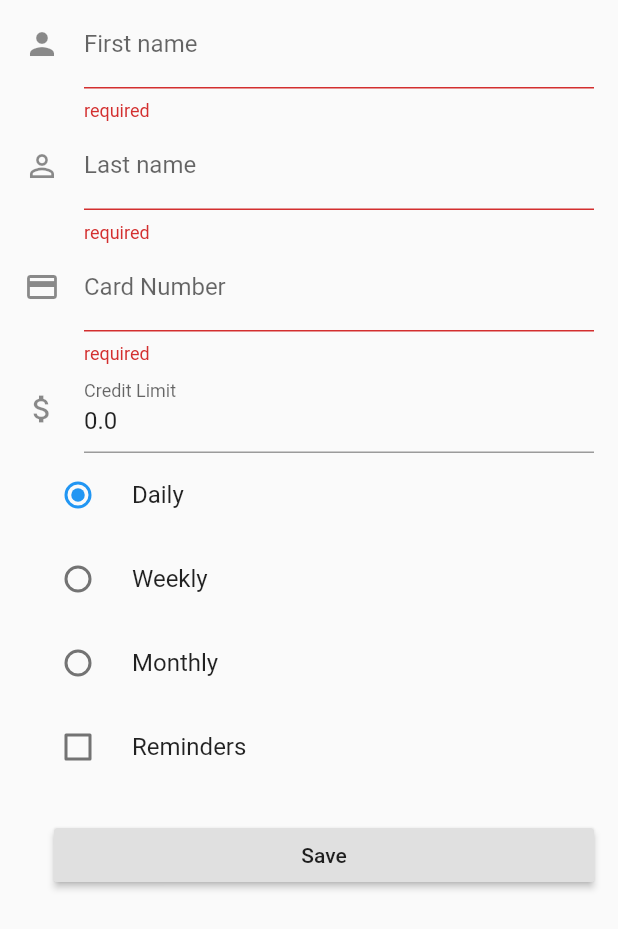
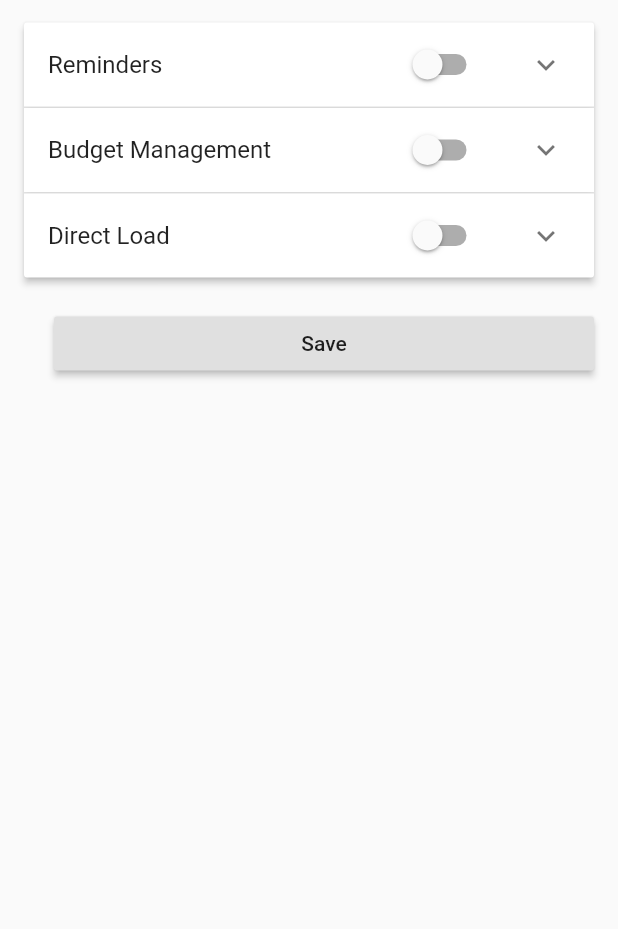
Before and after one commit to iBaryo/card-loader-app, a Flutter app: the ProfilePage widget shown alone on an empty page, opened directly with empty values, on a phone screen of 412 x 824 dp. Shown: the top 929 px of the screen. Run offline on Flutter 3.47's test engine with Material 2 defaults, Android fonts, the phone set to English and light mode, and no system bars; our stand-ins replace flutter_local_notifications, rxdart, shared_preferences; missing offline and left inert: day_selector, ioc; accounts and stored records are empty; statements that could not run were skipped.

Commit message:
start showing providers + refactor profile page

```diff
--- a/lib/models/Budget.dart
+++ b/lib/models/Budget.dart
@@ -80,6 +80,8 @@ class BudgetSettings {
   BudgetSettings.empty();
 
   BudgetSettings(this.limit, this.frequency);
+
+  bool isConfigured() => limit > 0;
 }
 
 enum BudgetFrequency { DAILY, WEEKLY, MONTHLY }
--- a/lib/models/Profile.dart
+++ b/lib/models/Profile.dart
@@ -1,22 +1,22 @@
 import 'Budget.dart';
 
 class Profile {
-  String firstName;
-  String lastName;
-  Card card;
+  CompanyCard card;
   Budget budget;
 
-  Profile(this.firstName, this.lastName, this.card, this.budget);
+  Profile(this.card, this.budget);
   Profile.empty() {
-    firstName = '';
-    lastName = '';
-    card = Card('');
+    card = CompanyCard('','','');
     budget = Budget.empty();
   }
 }
 
-class Card {
+class CompanyCard {
+  String firstName;
+  String lastName;
   String number = '';
 
-  Card(this.number);
+  CompanyCard(this.firstName, this.lastName, this.number);
+
+  bool isActive() => firstName != '' && lastName != '' && number != '';
 }
--- a/lib/repos/ProfileRepo.dart
+++ b/lib/repos/ProfileRepo.dart
@@ -10,7 +10,7 @@ class ProfileRepo {
   ProfileRepo({this.storage});
 
   Future<Profile> get() {
-      return _loadProfile();
+    return _loadProfile();
   }
 
   Future<Profile> _loadProfile() async {
@@ -25,9 +25,10 @@ class ProfileRepo {
           bState = budget['state'];
 
       return Profile(
-          profileJson['firstName'],
-          profileJson['lastName'],
-          Card(card['number']),
+          CompanyCard(
+              card['firstName'],
+              card['lastName'],
+              card['number']),
           Budget(
               BudgetSettings(bSettings['limit'],
                   BudgetFrequency.values[bSettings['frequency']]),
@@ -40,12 +41,14 @@ class ProfileRepo {
   }
 
   set(Profile profile) async {
+    var card = profile.card;
     var budget = profile.budget;
 
     storage.set(STORAGE_KEY, {
-      'firstName': profile.firstName,
-      'lastName': profile.lastName,
-      'card': {'number': profile.card.number},
+      'card': {
+        'firstName': card.firstName,
+        'lastName': card.lastName,
+        'number': card.number},
       'budget': {
         'settings': {
           'limit': budget.settings.limit,
--- a/lib/services/Notifications.dart
+++ b/lib/services/Notifications.dart
@@ -9,9 +9,11 @@ class NotificationsService {
   NotificationsService() {
     _plugin = LocalNoti.FlutterLocalNotificationsPlugin();
 
+    debugPrint('init local notifications plugin...');
     _plugin.initialize(LocalNoti.InitializationSettings(
         LocalNoti.AndroidInitializationSettings('app_icon'),
         LocalNoti.IOSInitializationSettings()));
+    debugPrint('done init local notifications plugin');
   }
 
   show(Notification notification) async {
--- a/lib/widgets/ProfilePage.dart
+++ b/lib/widgets/ProfilePage.dart
@@ -5,6 +5,7 @@ import 'package:card_loader/repos/ReminderRepo.dart';
 import 'package:card_loader/repos/ProfileRepo.dart';
 import 'package:card_loader/routes.dart';
 import 'package:day_selector/day_selector.dart';
+import 'package:flutter/cupertino.dart';
 import 'package:flutter/material.dart';
 import 'package:flutter/services.dart';
 
@@ -26,8 +27,6 @@ class ProfilePage extends StatefulWidget {
   }
 }
 
-// Create a corresponding State class.
-// This class holds data related to the form.
 class ProfilePageState extends State<ProfilePage> {
   final _formKey = GlobalKey<FormState>();
 
@@ -35,12 +34,14 @@ class ProfilePageState extends State<ProfilePage> {
   final ReminderRepo notificationsRepo;
   final Future<List<dynamic>> _reqData;
 
-  bool _showNotifications;
+  bool _showReminderSettings;
+  bool _showBudgetSettings;
+  bool _showDirectLoadSettings;
 
   ProfilePageState(this.profileRepo, this.notificationsRepo)
-      : _reqData =  Future.wait([
-          profileRepo.get(),        // 0
-          notificationsRepo.get()   // 1   // TODO: why not bloc?
+      : _reqData = Future.wait([
+          profileRepo.get(), // 0
+          notificationsRepo.get() // 1   // TODO: why not bloc?
         ]);
 
   @override
@@ -59,118 +60,89 @@ class ProfilePageState extends State<ProfilePage> {
               final Profile profile = snapshot.data[0] as Profile;
               final notiSettings = snapshot.data[1] as ReminderSettings;
 
-              if (_showNotifications == null) {
-                _showNotifications = notiSettings.isActive();
-              }
-
               return Form(
                   key: _formKey,
                   autovalidate: true,
                   child: new ListView(
-                    padding: const EdgeInsets.symmetric(horizontal: 16.0),
-                    children: <Widget>[
-                      Column(
-                        children: <Widget>[
-                          new TextFormField(
-                            decoration: const InputDecoration(
-                              icon: const Icon(Icons.person),
-                              hintText: 'Enter your first name',
-                              labelText: 'First name',
-                            ),
-                            keyboardType: TextInputType.text,
-                            validator: (val) => val.isEmpty ? 'required' : null,
-                            initialValue: profile.firstName,
-                            onSaved: (val) => profile.firstName = val,
-                          ),
-                          new TextFormField(
-                            decoration: const InputDecoration(
-                              icon: const Icon(Icons.person_outline),
-                              hintText: 'Enter your last name',
-                              labelText: 'Last name',
-                            ),
-                            keyboardType: TextInputType.text,
-                            validator: (val) => val.isEmpty ? 'required' : null,
-                            initialValue: profile.lastName,
-                            onSaved: (val) => profile.lastName = val,
-                          ),
-                          new TextFormField(
-                            decoration: const InputDecoration(
-                              icon: const Icon(Icons.credit_card),
-                              hintText: 'Enter your Cibus card number',
-                              labelText: 'Card Number',
-                            ),
-                            keyboardType: TextInputType.number,
-                            inputFormatters: [
-                              WhitelistingTextInputFormatter.digitsOnly,
-                            ],
-                            validator: (val) => val.isEmpty ? 'required' : null,
-                            initialValue: profile.card.number,
-                            onSaved: (val) => profile.card.number = val,
-                          ),
-                          new TextFormField(
-                            decoration: const InputDecoration(
-                              icon: const Icon(Icons.attach_money),
-                              hintText: 'Enter your budget limit',
-                              labelText: 'Credit Limit',
-                            ),
-                            keyboardType: TextInputType.number,
-                            inputFormatters: [
-                              WhitelistingTextInputFormatter.digitsOnly,
-                            ],
-                            validator: (val) => val.isEmpty ? 'required' : null,
-                            initialValue:
-                            profile.budget.settings.limit.toString(),
-                            onSaved: (val) =>
-                            profile.budget.settings.limit =
-                                double.parse(val),
-                          ),
-                          Column(
-                            children: <Widget>[
-                              RadioListTile<BudgetFrequency>(
-                                title: const Text('Daily'),
-                                groupValue: profile.budget.settings.frequency,
-                                value: BudgetFrequency.DAILY,
-                                onChanged: (val) =>
-                                    setState(() =>
-                                    profile.budget.settings.frequency = val),
-                              ),
-                              RadioListTile<BudgetFrequency>(
-                                title: const Text('Weekly'),
-                                groupValue: profile.budget.settings.frequency,
-                                value: BudgetFrequency.WEEKLY,
-                                onChanged: (val) =>
-                                    setState(() =>
-                                    profile.budget.settings.frequency = val),
-                              ),
-                              RadioListTile<BudgetFrequency>(
-                                title: const Text('Monthly'),
-                                groupValue: profile.budget.settings.frequency,
-                                value: BudgetFrequency.MONTHLY,
-                                onChanged: (val) =>
-                                    setState(() =>
-                                    profile.budget.settings.frequency = val),
-                              ),
+                    padding: const EdgeInsets.symmetric(vertical: 15, horizontal: 16.0),
+                    children: [
+                      ExpansionPanelList(
+                        expansionCallback: (i, isExpanded) => setState(() {
+                          switch (i) {
+                            case 0:
+                              _showReminderSettings = !isExpanded;
+                              break;
+                            case 1:
+                              _showBudgetSettings = !isExpanded;
+                              break;
+                            case 2:
+                              _showDirectLoadSettings = !isExpanded;
+                              break;
+                          }
+                        }),
+                        children: [
+                          getReminderPanel(notiSettings),
+                          getBudgetPanel(profile.budget),
+                          getCardPanel(profile.card),
                         ],
                       ),
+                      new Container(
+                          padding: const EdgeInsets.only(left: 20.0, top: 20.0),
+                          child: new RaisedButton(
+                            child: const Text('Save'),
+                            onPressed: () async {
+                              final FormState form = _formKey.currentState;
+
+                              if (form.validate()) {
+                                form.save();
+                                await profileRepo.set(profile);
+
+                                if (!_showReminderSettings) {
+                                  await notificationsRepo.clear();
+                                } else {
+                                  await notificationsRepo.set(notiSettings);
+                                }
+
+                                Scaffold.of(context).showSnackBar(
+                                    SnackBar(content: Text('Saved')));
+                              }
+                            },
+                          )),
                     ],
+                  ));
+            }
+          },
+        ));
+  }
+
+  bool _reminderEnabled;
+
+  ExpansionPanel getReminderPanel(ReminderSettings notiSettings) {
+    if (_reminderEnabled == null) {
+      _reminderEnabled = notiSettings.isActive();
+    }
+
+    if (_showReminderSettings == null) {
+      _showReminderSettings = _reminderEnabled;
+    }
+
+    return ExpansionPanel(
+        isExpanded: _showReminderSettings || _reminderEnabled,
+        canTapOnHeader: true,
+        headerBuilder: (context, isExpanded) => SwitchListTile(
+              title: const Text('Reminders'),
+              subtitle: isExpanded
+                  ? Text('Get reminder notifications to use your budget.')
+                  : null,
+              value: _reminderEnabled,
+              onChanged: (value) => setState(() => _reminderEnabled = value),
             ),
-                      Column(
-                        children: <Widget>[
-                          CheckboxListTile(
-                            title: const Text('Reminders'),
-                            controlAffinity:
-                            ListTileControlAffinity.leading,
-                            value: _showNotifications,
-                            onChanged: (value) =>
-                                setState(() => _showNotifications = value),
-                          ),
-                          Visibility(
-                            visible: _showNotifications,
+        body: Padding(
+          padding: EdgeInsets.only(left: 15, right: 15, bottom: 20),
           child: Column(
             children: <Widget>[
               Padding(
-                                  padding:
-                                    EdgeInsets.symmetric(vertical: 10.0),
+                padding: EdgeInsets.symmetric(vertical: 10.0),
                 child: DaySelector(
                     value: notiSettings.rawDays,
                     onChange: (value) => notiSettings.rawDays = value,
@@ -188,58 +160,159 @@ class ProfilePageState extends State<ProfilePage> {
                       child: IconButton(
                         icon: Icon(Icons.alarm),
                         onPressed: () async {
-                                            final selectedTime =
-                                            await showTimePicker(
+                          final selectedTime = await showTimePicker(
                             context: context,
                             initialTime: TimeOfDay.now(),
                           );
                           if (selectedTime != null) {
-                                              setState(() =>
-                                              notiSettings
-                                                  .time = selectedTime);
+                            setState(() => notiSettings.time = selectedTime);
                           }
                         },
                       )),
                   Padding(
-                                      padding: EdgeInsets.symmetric(
-                                          horizontal: 10.0),
-                                      child: Text(notiSettings.time
-                                          .format(context)),
+                    padding: EdgeInsets.symmetric(horizontal: 10.0),
+                    child: Text(notiSettings.time.format(context)),
                   ),
                 ],
               )
             ],
           ),
         )
+    );
+  }
+
+  bool _budgetManagementEnabled;
+
+  ExpansionPanel getBudgetPanel(Budget budget) {
+    final settings = budget.settings;
+    if (_budgetManagementEnabled == null) {
+      _budgetManagementEnabled = settings?.isConfigured() ?? false;
+    }
+
+    if (_showBudgetSettings == null) {
+      _showBudgetSettings = _budgetManagementEnabled;
+    }
+
+    return ExpansionPanel(
+        isExpanded: _showBudgetSettings || _budgetManagementEnabled,
+        canTapOnHeader: true,
+        headerBuilder: (context, isExpanded) => SwitchListTile(
+              title: const Text('Budget Management'),
+              subtitle: isExpanded
+                  ? Text(
+                      'Help you manage your budget so you can get the best of it')
+                  : null,
+              value: _budgetManagementEnabled,
+              onChanged: (value) =>
+                  setState(() => _budgetManagementEnabled = value),
+            ),
+        body: Column(
+          children: [
+            new TextFormField(
+              decoration: const InputDecoration(
+                icon: const Icon(Icons.attach_money),
+                hintText: 'Enter your budget limit',
+                labelText: 'Credit Limit',
+              ),
+              keyboardType: TextInputType.number,
+              inputFormatters: [
+                WhitelistingTextInputFormatter.digitsOnly,
+              ],
+              validator: (val) => val.isEmpty ? 'required' : null,
+              initialValue: settings.limit.toString(),
+              onSaved: (val) => settings.limit = double.parse(val),
+            ),
+            Column(
+              children: <Widget>[
+                RadioListTile<BudgetFrequency>(
+                  title: const Text('Daily'),
+                  groupValue: settings.frequency,
+                  value: BudgetFrequency.DAILY,
+                  onChanged: (val) => setState(() => settings.frequency = val),
+                ),
+                RadioListTile<BudgetFrequency>(
+                  title: const Text('Weekly'),
+                  groupValue: settings.frequency,
+                  value: BudgetFrequency.WEEKLY,
+                  onChanged: (val) => setState(() => settings.frequency = val),
+                ),
+                RadioListTile<BudgetFrequency>(
+                  title: const Text('Monthly'),
+                  groupValue: settings.frequency,
+                  value: BudgetFrequency.MONTHLY,
+                  onChanged: (val) => setState(() => settings.frequency = val),
+                ),
               ],
             ),
-                      new Container(
-                          padding: const EdgeInsets.only(left: 20.0, top: 20.0),
-                          child: new RaisedButton(
-                            child: const Text('Save'),
-                            onPressed: () async {
-                              final FormState form = _formKey.currentState;
-
-                              if (form.validate()) {
-                                form.save();
-                                await profileRepo.set(profile);
-
-                                if (!_showNotifications) {
-                                  await notificationsRepo.clear();
-                                }
-                                else {
-                                  await notificationsRepo.set(notiSettings);
-                                }
-
-                                Scaffold.of(context).showSnackBar(
-                                    SnackBar(content: Text('Saved')));
-                              }
-                            },
-                          )),
           ],
         ));
   }
-          },
-        ));
+
+  bool _directLoadEnabled;
+
+  ExpansionPanel getCardPanel(CompanyCard card) {
+    if (_directLoadEnabled == null) {
+      _directLoadEnabled = card.isActive();
+    }
+
+    if (_showDirectLoadSettings == null) {
+      _showDirectLoadSettings = _directLoadEnabled;
+    }
+
+    return ExpansionPanel(
+        isExpanded: _showDirectLoadSettings || _directLoadEnabled,
+        canTapOnHeader: true,
+        headerBuilder: (context, isExpanded) => SwitchListTile(
+              title: const Text('Direct Load'),
+              subtitle: isExpanded
+                  ? Text('Details to enable direct usage of your budget.')
+                  : null,
+              value: _directLoadEnabled,
+              onChanged: (value) => setState(() => _directLoadEnabled = value),
+            ),
+        body: Padding(
+          padding: EdgeInsets.only(left: 15, right: 15, bottom: 20),
+          child: Column(
+            children: <Widget>[
+              new TextFormField(
+                decoration: const InputDecoration(
+                  icon: const Icon(Icons.person),
+                  hintText: 'Enter your first name',
+                  labelText: 'First name',
+                ),
+                keyboardType: TextInputType.text,
+                validator: (val) => val.isEmpty ? 'required' : null,
+                initialValue: card.firstName,
+                onSaved: (val) => card.firstName = val,
+              ),
+              new TextFormField(
+                decoration: const InputDecoration(
+                  icon: const Icon(Icons.person_outline),
+                  hintText: 'Enter your last name',
+                  labelText: 'Last name',
+                ),
+                keyboardType: TextInputType.text,
+                validator: (val) => val.isEmpty ? 'required' : null,
+                initialValue: card.lastName,
+                onSaved: (val) => card.lastName = val,
+              ),
+              new TextFormField(
+                decoration: const InputDecoration(
+                  icon: const Icon(Icons.credit_card),
+                  hintText: 'Enter your Cibus card number',
+                  labelText: 'Card Number',
+                ),
+                keyboardType: TextInputType.number,
+                inputFormatters: [
+                  WhitelistingTextInputFormatter.digitsOnly,
+                ],
+                validator: (val) => val.isEmpty ? 'required' : null,
+                initialValue: card.number,
+                onSaved: (val) => card.number = val,
+              ),
+            ],
+          ),
+        )
+    );
   }
 }
```
Also changed, not shown: lib/blocs/loader_bloc.dart (+2 -6 lines), lib/repos/ProvidersRepo.dart (+28 -10 lines), lib/widgets/ProvidersListPage.dart (+35 -3 lines). Lines whose indentation alone changed are shown as unchanged.
